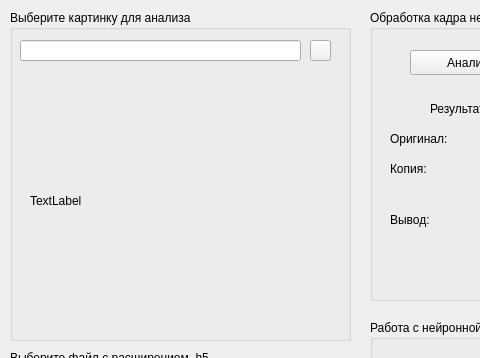
First picture: the form in gui/main_window.ui, repository kantiny/analyze_screenshots, before the edit; both pictures show x 0 to 480 and y 0 to 358 of the 661 by 443 pixel window.
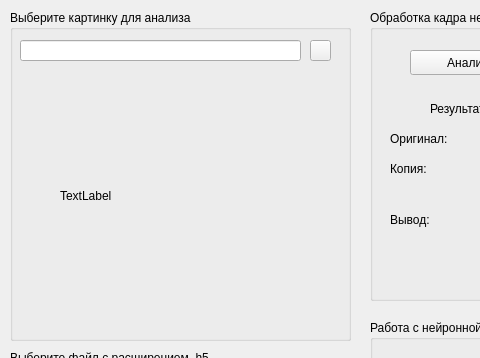
Second picture: the form after the edit. Icons and pictures are not drawn.

```diff
--- a/gui/main_window.ui
+++ b/gui/main_window.ui
@@ -49,10 +49,10 @@
     <widget class="QLabel" name="label_img">
      <property name="geometry">
       <rect>
-       <x>20</x>
-       <y>60</y>
-       <width>301</width>
-       <height>261</height>
+       <x>50</x>
+       <y>70</y>
+       <width>241</width>
+       <height>231</height>
       </rect>
      </property>
      <property name="text">
```
